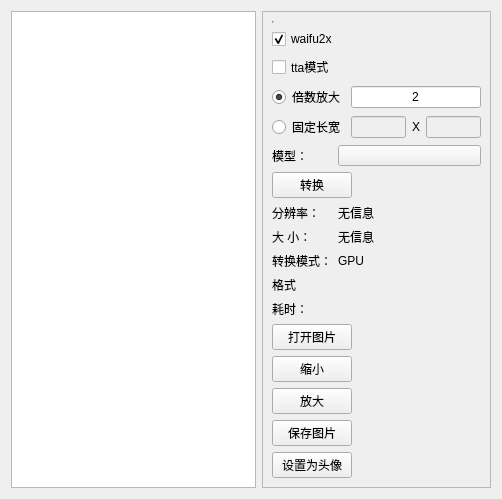
Old version of the form ui/ui_waifu2x_tool.ui in the repository tonquer/JMComic-qt.
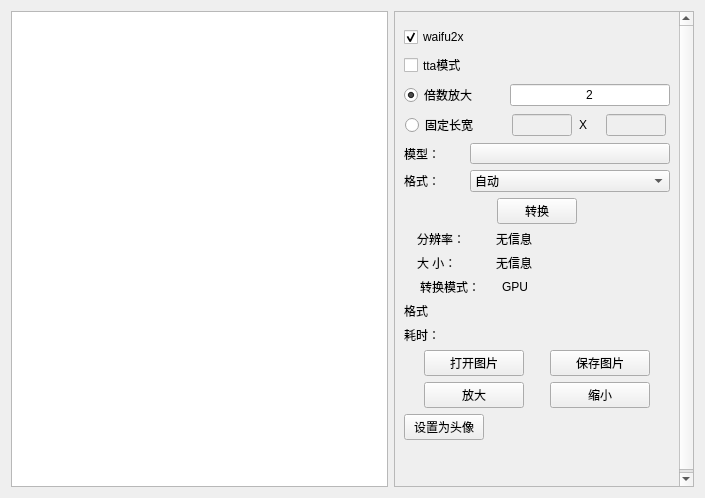
New version of the form. Custom widgets are drawn as their Qt base class.

The edit to the form file:
```diff
--- a/ui/ui_waifu2x_tool.ui
+++ b/ui/ui_waifu2x_tool.ui
@@ -6,8 +6,8 @@
    <rect>
     <x>0</x>
     <y>0</y>
-    <width>502</width>
-    <height>499</height>
+    <width>705</width>
+    <height>498</height>
    </rect>
   </property>
   <property name="windowTitle">
@@ -21,6 +21,12 @@
     <layout class="QVBoxLayout" name="verticalLayout">
      <item>
       <widget class="SmoothScrollArea" name="scrollArea">
+       <property name="maximumSize">
+        <size>
+         <width>300</width>
+         <height>16777215</height>
+        </size>
+       </property>
        <property name="widgetResizable">
         <bool>true</bool>
        </property>
@@ -29,8 +35,8 @@
          <rect>
           <x>0</x>
           <y>0</y>
-          <width>229</width>
-          <height>477</height>
+          <width>281</width>
+          <height>480</height>
          </rect>
         </property>
         <layout class="QVBoxLayout" name="verticalLayout_4">
@@ -59,7 +65,7 @@
              </property>
             </widget>
            </item>
-           <item>
+           <item alignment="Qt::AlignLeft">
             <widget class="QCheckBox" name="ttaModel">
              <property name="maximumSize">
               <size>
@@ -77,7 +83,7 @@
            </item>
            <item>
             <layout class="QHBoxLayout" name="horizontalLayout_3">
-             <item>
+             <item alignment="Qt::AlignLeft">
               <widget class="QRadioButton" name="scaleRadio">
                <property name="maximumSize">
                 <size>
@@ -209,9 +215,52 @@
             </layout>
            </item>
            <item>
-            <layout class="QHBoxLayout" name="horizontalLayout_7"/>
-           </item>
-           <item alignment="Qt::AlignLeft">
+            <layout class="QHBoxLayout" name="horizontalLayout_7">
+             <item>
+              <widget class="QLabel" name="label_3">
+               <property name="maximumSize">
+                <size>
+                 <width>60</width>
+                 <height>16777215</height>
+                </size>
+               </property>
+               <property name="text">
+                <string>格式：</string>
+               </property>
+              </widget>
+             </item>
+             <item>
+              <widget class="QComboBox" name="fmtComboBox">
+               <item>
+                <property name="text">
+                 <string>自动</string>
+                </property>
+               </item>
+               <item>
+                <property name="text">
+                 <string>JPG</string>
+                </property>
+               </item>
+               <item>
+                <property name="text">
+                 <string>PNG</string>
+                </property>
+               </item>
+               <item>
+                <property name="text">
+                 <string>BMP</string>
+                </property>
+               </item>
+               <item>
+                <property name="text">
+                 <string>WEBP</string>
+                </property>
+               </item>
+              </widget>
+             </item>
+            </layout>
+           </item>
+           <item alignment="Qt::AlignHCenter">
             <widget class="QPushButton" name="changeButton">
              <property name="maximumSize">
               <size>
@@ -347,7 +396,7 @@
            </item>
            <item>
             <layout class="QHBoxLayout" name="horizontalLayout_10">
-             <item>
+             <item alignment="Qt::AlignLeft">
               <widget class="QLabel" name="label_6">
                <property name="maximumSize">
                 <size>
@@ -375,7 +424,9 @@
              </item>
             </layout>
            </item>
-           <item alignment="Qt::AlignLeft">
+           <item>
+            <layout class="QHBoxLayout" name="horizontalLayout_2">
+             <item>
             <widget class="QPushButton" name="oepnButton">
              <property name="maximumSize">
               <size>
@@ -389,35 +440,6 @@
             </widget>
            </item>
            <item>
-            <layout class="QHBoxLayout" name="horizontalLayout_2"/>
-           </item>
-           <item alignment="Qt::AlignLeft">
-            <widget class="QPushButton" name="pushButton_3">
-             <property name="maximumSize">
-              <size>
-               <width>100</width>
-               <height>16777215</height>
-              </size>
-             </property>
-             <property name="text">
-              <string>缩小</string>
-             </property>
-            </widget>
-           </item>
-           <item alignment="Qt::AlignLeft">
-            <widget class="QPushButton" name="pushButton">
-             <property name="maximumSize">
-              <size>
-               <width>100</width>
-               <height>16777215</height>
-              </size>
-             </property>
-             <property name="text">
-              <string>放大</string>
-             </property>
-            </widget>
-           </item>
-           <item alignment="Qt::AlignLeft">
             <widget class="QPushButton" name="saveButton">
              <property name="maximumSize">
               <size>
@@ -430,6 +452,38 @@
              </property>
             </widget>
            </item>
+            </layout>
+           </item>
+           <item>
+            <layout class="QHBoxLayout" name="horizontalLayout_5">
+             <item>
+              <widget class="QPushButton" name="pushButton">
+               <property name="maximumSize">
+                <size>
+                 <width>100</width>
+                 <height>16777215</height>
+                </size>
+               </property>
+               <property name="text">
+                <string>放大</string>
+               </property>
+              </widget>
+             </item>
+             <item>
+              <widget class="QPushButton" name="pushButton_3">
+               <property name="maximumSize">
+                <size>
+                 <width>100</width>
+                 <height>16777215</height>
+                </size>
+               </property>
+               <property name="text">
+                <string>缩小</string>
+               </property>
+              </widget>
+             </item>
+            </layout>
+           </item>
            <item alignment="Qt::AlignLeft">
             <widget class="QPushButton" name="headButton">
              <property name="maximumSize">
@@ -445,6 +499,19 @@
            </item>
           </layout>
          </item>
+         <item>
+          <spacer name="verticalSpacer">
+           <property name="orientation">
+            <enum>Qt::Vertical</enum>
+           </property>
+           <property name="sizeHint" stdset="0">
+            <size>
+             <width>20</width>
+             <height>40</height>
+            </size>
+           </property>
+          </spacer>
+         </item>
         </layout>
        </widget>
       </widget>
```
Lines whose indentation alone changed are shown as unchanged.
